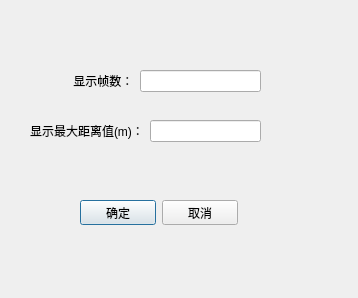
First picture: the form in showsettingdia.ui, repository heathen557/linearArrayUSB, before the edit.
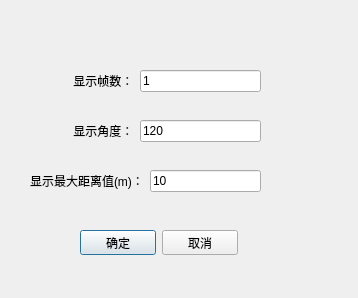
Second picture: the form after the edit. Icons and pictures are not drawn.

Commit message: 1、把全局变量更改为槽函数 显示相关的设置

What changed in the file:
```diff
--- a/showsettingdia.ui
+++ b/showsettingdia.ui
@@ -35,7 +35,11 @@
      </widget>
     </item>
     <item>
-     <widget class="QLineEdit" name="frameNum_lineEdit"/>
+     <widget class="QLineEdit" name="frameNum_lineEdit">
+      <property name="text">
+       <string>1</string>
+      </property>
+     </widget>
     </item>
    </layout>
   </widget>
@@ -43,7 +47,7 @@
    <property name="geometry">
     <rect>
      <x>30</x>
-     <y>120</y>
+     <y>170</y>
      <width>231</width>
      <height>22</height>
     </rect>
@@ -57,7 +61,11 @@
      </widget>
     </item>
     <item>
-     <widget class="QLineEdit" name="tofMax_lineEdit"/>
+     <widget class="QLineEdit" name="tofMax_lineEdit">
+      <property name="text">
+       <string>10</string>
+      </property>
+     </widget>
     </item>
    </layout>
   </widget>
@@ -65,7 +73,7 @@
    <property name="geometry">
     <rect>
      <x>80</x>
-     <y>200</y>
+     <y>230</y>
      <width>158</width>
      <height>25</height>
     </rect>
@@ -87,6 +95,32 @@
     </item>
    </layout>
   </widget>
+  <widget class="QWidget" name="">
+   <property name="geometry">
+    <rect>
+     <x>60</x>
+     <y>120</y>
+     <width>201</width>
+     <height>22</height>
+    </rect>
+   </property>
+   <layout class="QHBoxLayout" name="horizontalLayout_4">
+    <item>
+     <widget class="QLabel" name="label_3">
+      <property name="text">
+       <string>    显示角度：</string>
+      </property>
+     </widget>
+    </item>
+    <item>
+     <widget class="QLineEdit" name="showAngle_lineEdit">
+      <property name="text">
+       <string>120</string>
+      </property>
+     </widget>
+    </item>
+   </layout>
+  </widget>
  </widget>
  <resources/>
  <connections/>
```
The commit also changes 9 other files.
